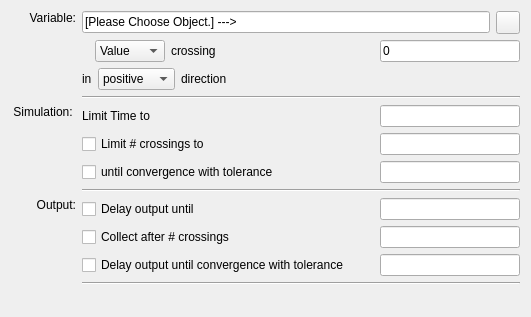
copasi/COPASI, file copasi/UI/CQCrossSectionTaskWidget.ui: the form before one commit.
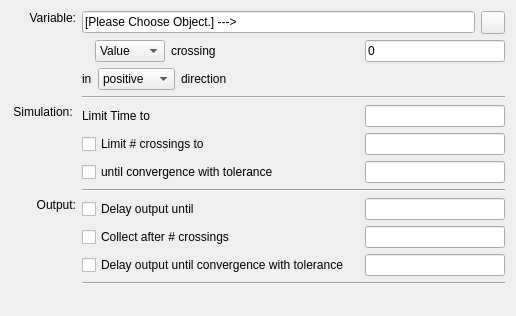
The form after the commit. Custom widgets are drawn as their Qt base class.

Commit message: - added additional parameters to the cross section widget and problem

Patch:
```diff
--- a/copasi/UI/CQCrossSectionTaskWidget.ui
+++ b/copasi/UI/CQCrossSectionTaskWidget.ui
@@ -12,8 +12,8 @@
    <rect>
     <x>0</x>
     <y>0</y>
-    <width>531</width>
-    <height>317</height>
+    <width>516</width>
+    <height>316</height>
    </rect>
   </property>
   <property name="windowTitle">
```
Left out of the diff: 37 changed lines with no effect on the pictures. Lines whose indentation alone changed are shown as unchanged. The commit also changes 4 other files.
